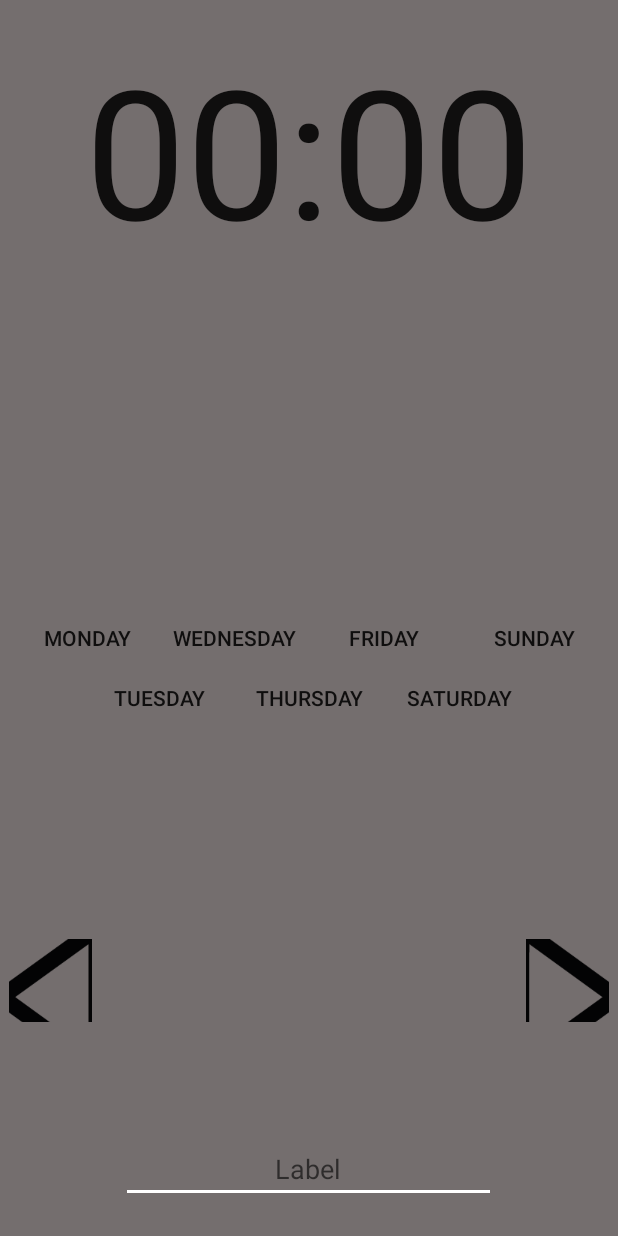
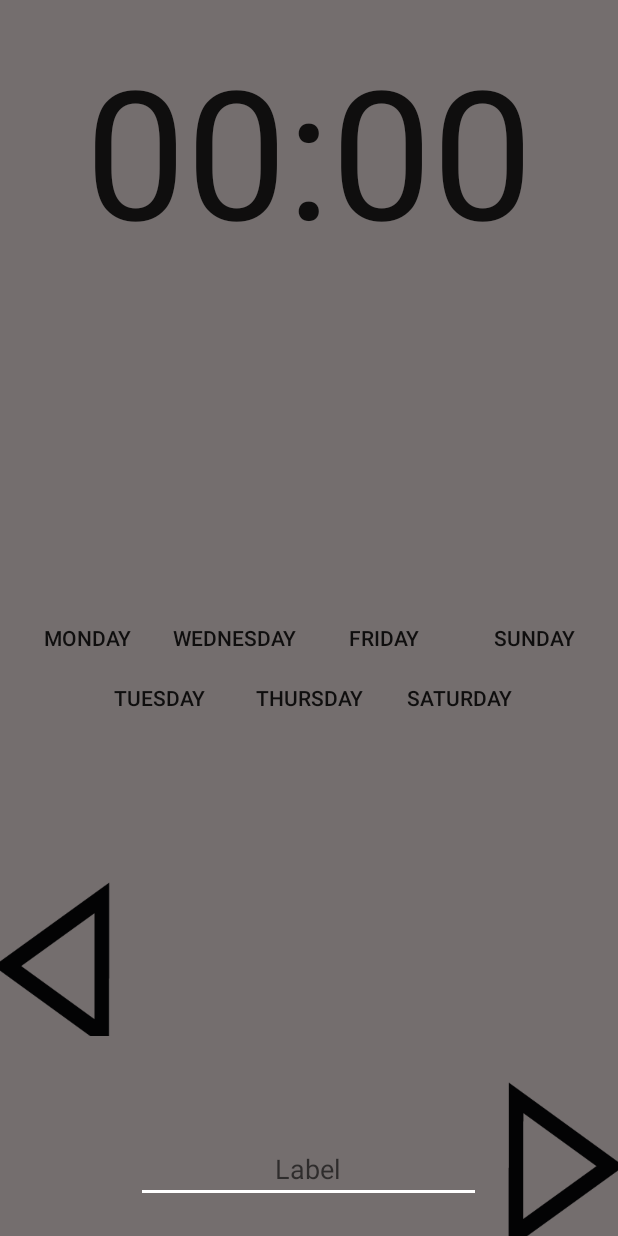
Before and after one commit to typedeferror/AlarmClock, an Android app: the layout fragment_settings_alarms.xml on its own in the app's theme, with its tools: preview values and no code run, on a phone screen of 412 x 824 dp. Run offline under Robolectric (Android 15) with nearby library versions, the phone set to English and light mode, and no system bars.

Commit message:
some change

```diff
--- a/app/build.gradle
+++ b/app/build.gradle
@@ -9,6 +9,7 @@ android {
         targetSdkVersion 27
         versionCode 2
         versionName "1.1"
+        multiDexEnabled true
         testInstrumentationRunner "android.support.test.runner.AndroidJUnitRunner"
     }
     buildTypes {
@@ -29,8 +30,6 @@ dependencies {
     implementation 'com.wdullaer:materialdatetimepicker:2.3.0'
     implementation 'com.android.support:support-v4:27.0.2'
     implementation 'com.google.code.gson:gson:2.8.2'
-    implementation 'com.wdullaer:materialdatetimepicker:2.3.0'
-    implementation 'com.android.support:design:27.0.2'
     implementation 'com.getbase:floatingactionbutton:1.10.1'
     //noinspection UseOfBundledGooglePlayServices
     implementation 'com.google.android.gms:play-services:11.8.0'
--- a/app/src/main/java/com/example/user/alarmclock/AddAlarmIface.java
+++ b/app/src/main/java/com/example/user/alarmclock/AddAlarmIface.java
@@ -8,5 +8,4 @@ public interface AddAlarmIface {
 
     Alarm getChooseAlarmsSettings(int id);
     void closeFragment();
-    void showAlarmsSettings();
 }
--- a/app/src/main/res/layout/content_main.xml
+++ b/app/src/main/res/layout/content_main.xml
@@ -12,7 +12,8 @@
         android:id="@+id/alarmList"
         android:layout_width="fill_parent"
         android:layout_height="fill_parent"
-        android:layout_alignParentStart="true" />
+        android:layout_alignParentStart="true"
+        android:layout_alignParentLeft="true" />
 
     <android.support.design.widget.CoordinatorLayout
         android:layout_width="match_parent"
@@ -24,7 +25,7 @@
             android:layout_height="wrap_content"
             android:layout_gravity="bottom|right"
             android:layout_margin="20dp"
-            fab:fab_title="@string/fab_quickAlarm"
+            fab:fab_title="@string/fab_newAlarm"
             fab:srcCompat="@android:drawable/ic_lock_idle_alarm" />
 
     </android.support.design.widget.CoordinatorLayout>
--- a/app/src/main/res/layout/fragment_settings_alarms.xml
+++ b/app/src/main/res/layout/fragment_settings_alarms.xml
@@ -117,27 +117,6 @@
             tools:layout_editor_absoluteX="303dp"
             tools:layout_editor_absoluteY="281dp" />
 
-        <ImageButton
-            android:id="@+id/imgBtnRight"
-            android:layout_width="55dp"
-            android:layout_height="55dp"
-            android:layout_alignParentEnd="true"
-            android:layout_alignParentRight="true"
-            android:layout_alignTop="@+id/imgBtnLeft"
-            android:background="@color/colorTransparant"
-            android:src="@drawable/arrowright" />
-
-        <ImageButton
-            android:id="@+id/imgBtnLeft"
-            android:layout_width="55dp"
-            android:layout_height="55dp"
-            android:layout_alignParentBottom="true"
-            android:layout_alignParentLeft="true"
-            android:layout_alignParentStart="true"
-            android:layout_marginBottom="9dp"
-            android:background="@color/colorTransparant"
-            android:src="@drawable/arrowleft" />
-
         <ToggleButton
             android:id="@+id/tgbWednesday"
             android:layout_width="100dp"
@@ -151,11 +130,12 @@
             android:textOn="@string/wed"
             tools:layout_editor_absoluteX="100dp"
             tools:layout_editor_absoluteY="281dp" />
+
     </RelativeLayout>
 
     <EditText
         android:id="@+id/tvLabel"
-        android:layout_width="250dp"
+        android:layout_width="230dp"
         android:layout_height="wrap_content"
         android:layout_alignParentBottom="true"
         android:layout_centerHorizontal="true"
@@ -165,4 +145,24 @@
         android:maxLength="18"
         android:textAlignment="center" />
 
+    <ImageButton
+        android:id="@+id/imgBtnRight"
+        android:layout_width="75dp"
+        android:layout_height="115dp"
+        android:layout_alignParentBottom="true"
+        android:layout_alignParentEnd="true"
+        android:layout_alignParentRight="true"
+        android:background="@color/colorTransparant"
+        android:src="@drawable/arrowright" />
+
+    <ImageButton
+        android:id="@+id/imgBtnLeft"
+        android:layout_width="75dp"
+        android:layout_height="115dp"
+        android:layout_alignBottom="@+id/relativeLayout"
+        android:layout_alignParentLeft="true"
+        android:layout_alignParentStart="true"
+        android:background="@color/colorTransparant"
+        android:src="@drawable/arrowleft" />
+
 </RelativeLayout>
--- a/app/src/main/res/values/strings.xml
+++ b/app/src/main/res/values/strings.xml
@@ -10,16 +10,15 @@
     <string name="fri">Friday</string>
     <string name="sat">Saturday</string>
     <string name="sun">Sunday</string>
-    <string name="fab_quickAlarm">Add new alarm</string>
+    <string name="fab_newAlarm">Add new alarm</string>
     <string name="defTime">00:00</string>
     <string name="TurnOff">Off</string>
     <string name="alarmSaved">Alarm Saved</string>
     <string name="alarmSet">Alarm set</string>
     <string name="alarmCanceled">Alarm canceled</string>
-    <string name="ring">RING</string>
     <string name="tvLabel">label</string>
     <string name="dialogPositive">Yes</string>
     <string name="dialogNegative">Cancel</string>
-    <string name="dialogMessage">Can i delete this alarm?</string>
+    <string name="dialogMessage">Do i delete this alarm?</string>
 
 </resources>
```
Also changed, not shown: app/src/main/java/com/example/user/alarmclock/AlarmFragment.java (+4 -4 lines), app/src/main/java/com/example/user/alarmclock/AlarmsSettings.java (+7 -7 lines), app/src/main/java/com/example/user/alarmclock/ClosingIface.java (deleted, +0 -8 lines), app/src/main/java/com/example/user/alarmclock/HelperAlarmFragment.java (deleted, +0 -28 lines), app/src/main/java/com/example/user/alarmclock/MainActivity.java (+1 -28 lines), app/src/main/java/com/example/user/alarmclock/SingActivity.java (+7 -6 lines), app/src/main/res/layout/activity_sing.xml (+12 -12 lines).
